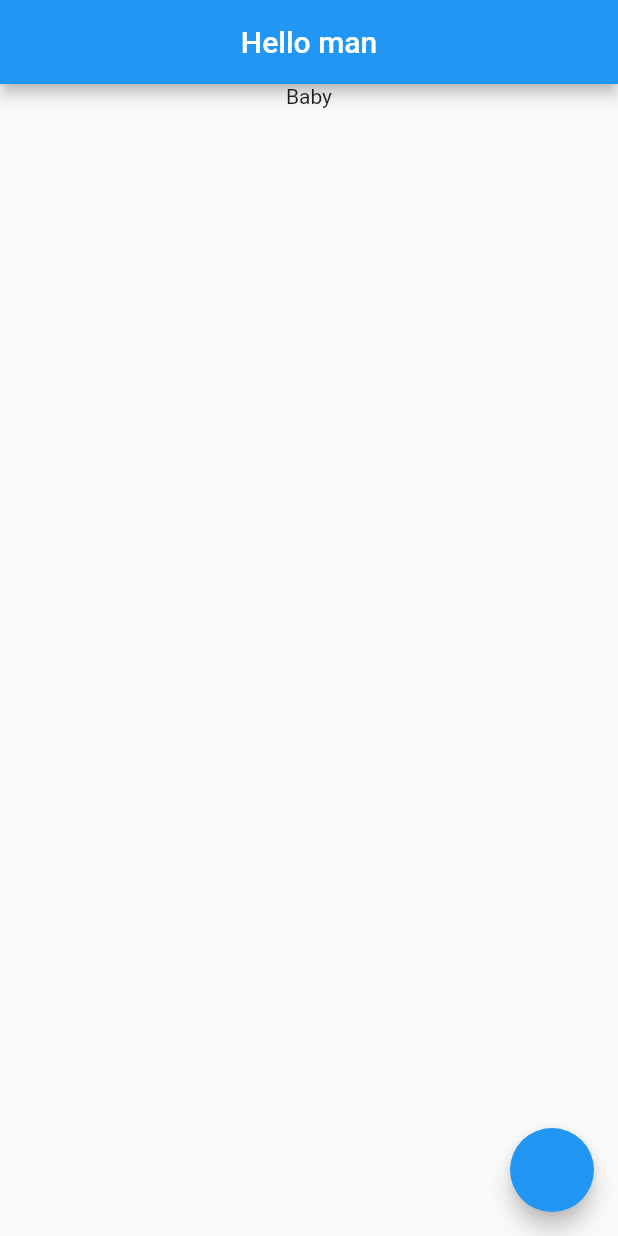
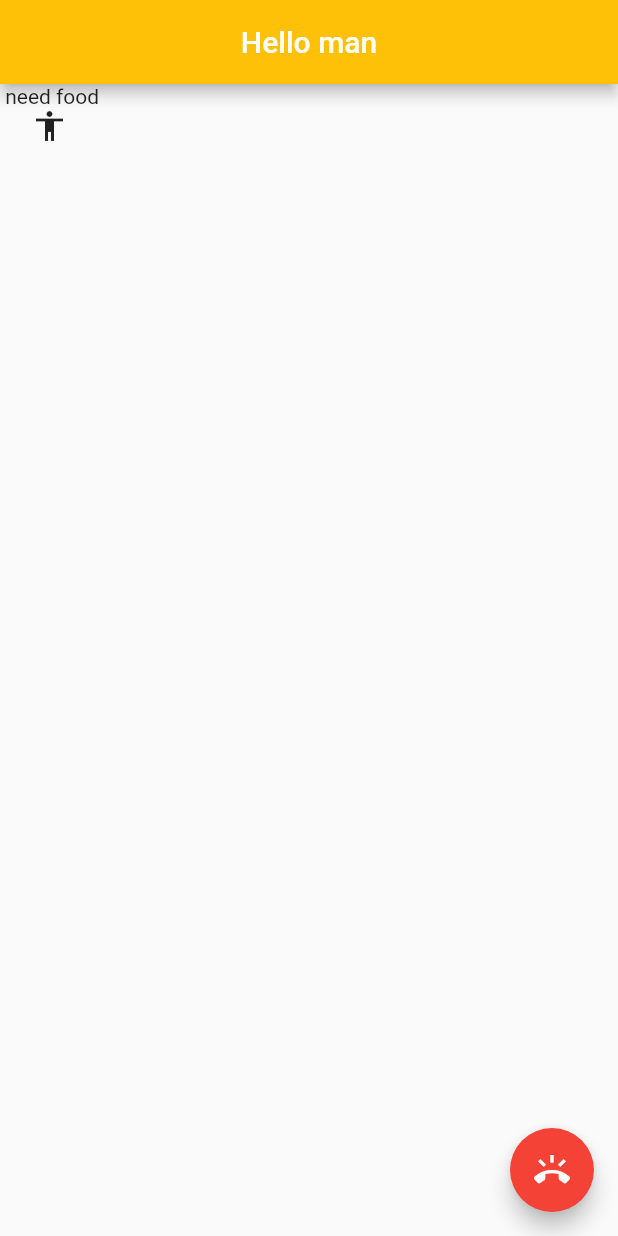
Before and after one commit to yokwejuste/FlutterProjects, a Flutter app: the screen it shows after launch, on a phone screen of 412 x 824 dp. Run offline on Flutter 3.47's test engine with Material 2 defaults, Android fonts, the phone set to English and light mode, and no system bars; our stand-ins replace google_fonts.

Commit message:
deleted testfluff

```diff
--- a/testapp/lib/main.dart
+++ b/testapp/lib/main.dart
@@ -12,18 +12,24 @@ class MyApp extends StatelessWidget {
         home: Scaffold(
           appBar: AppBar(
             title: const Text("Hello man"),
+            backgroundColor: Colors.amber,
             centerTitle: true,
           ),
           body: Column(
             children: const [
-              Center(
-                child: Text("Baby"),
-              ),
+              Text(" need food"),
+              Icon(Icons.accessibility_sharp),
             ],
           ),
           floatingActionButton: FloatingActionButton(
+            backgroundColor: Colors.red,
+            child: const Icon(Icons.ring_volume),
             onPressed: () {},
           ),
         ),
+        darkTheme: ThemeData(
+          accentColor: Colors.amber,
+          primaryColorDark: Colors.blueGrey,
+        ),
       );
 }
```
